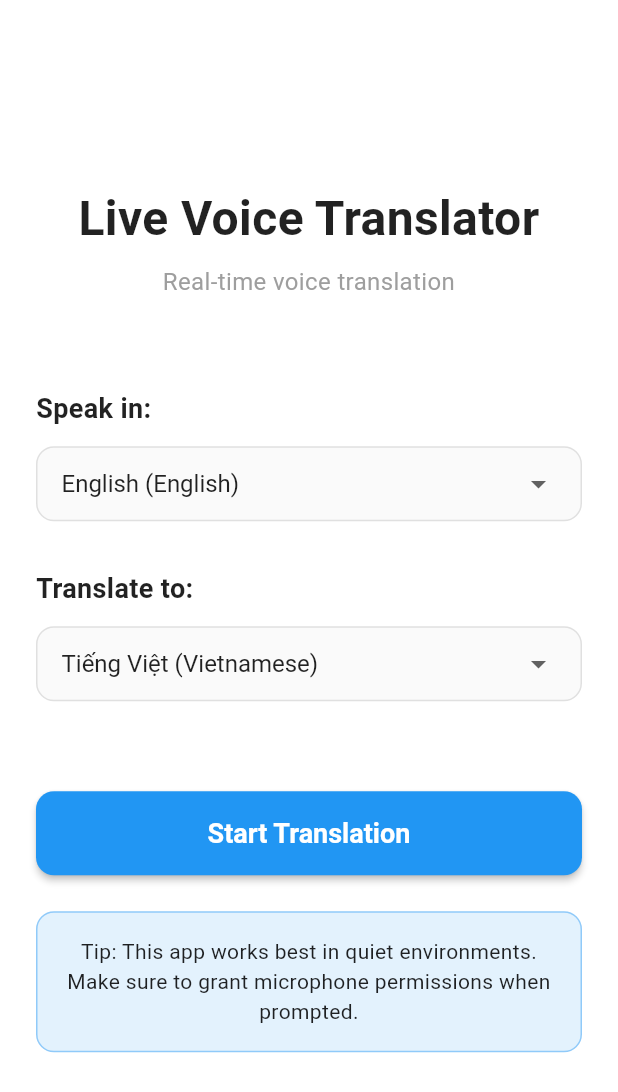
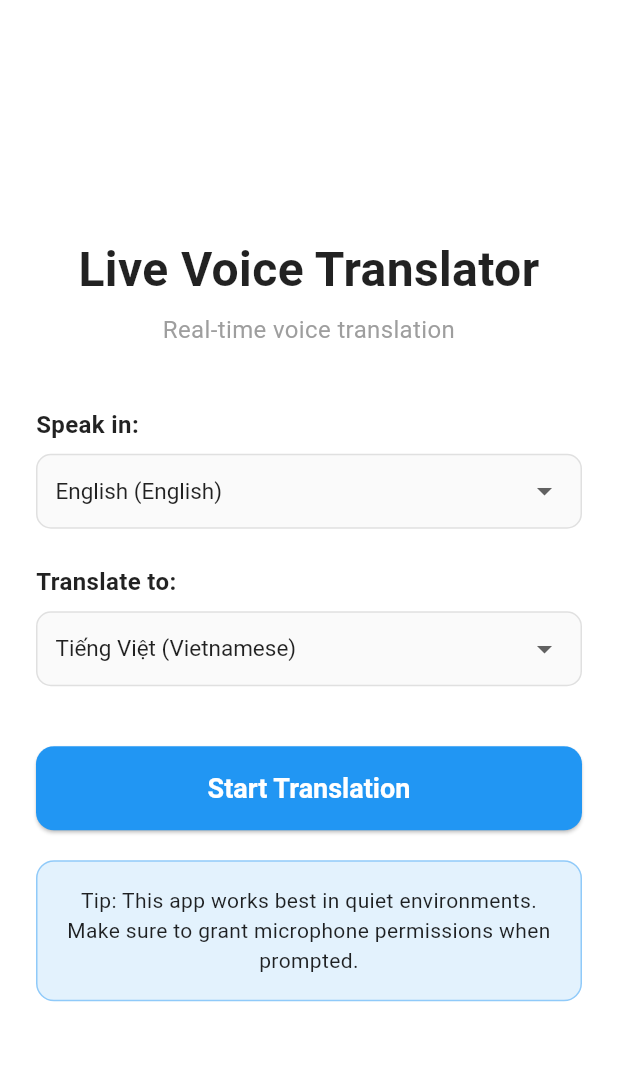
Before and after one commit to kikimonsterAF/live-voice-translator, a Flutter app: the screen it shows after launch, on a phone screen of 412 x 824 dp. Shown: the top 1092 px of the screen. Run offline on Flutter 3.47's test engine with Material 3 defaults, Android fonts, the phone set to English and light mode, and no system bars; our stand-ins replace auto_size_text; missing offline and left inert: google_speech.

Commit message:
ux: responsive first screen (two-column in landscape), no scroll required

```diff
--- a/lib/screens/language_selection_screen.dart
+++ b/lib/screens/language_selection_screen.dart
@@ -15,141 +15,178 @@ class LanguageSelectionScreen extends StatelessWidget {
         child: LayoutBuilder(
           builder: (context, constraints) {
             final isLandscape = constraints.maxWidth > constraints.maxHeight;
-            final content = Column(
-            mainAxisAlignment: MainAxisAlignment.center,
+
+            Widget title({required bool compact}) => Column(
                   children: [
-              // App Title
-              const Text(
+                    Text(
                       'Live Voice Translator',
                       style: TextStyle(
-                  fontSize: 32,
+                        fontSize: compact ? 26 : 32,
                         fontWeight: FontWeight.bold,
                         color: Colors.black87,
                       ),
                       textAlign: TextAlign.center,
                     ),
-              const SizedBox(height: 8),
-              const Text(
+                    const SizedBox(height: 6),
+                    Text(
                       'Real-time voice translation',
                       style: TextStyle(
-                  fontSize: 16,
+                        fontSize: compact ? 14 : 16,
                         color: Colors.grey,
                       ),
                       textAlign: TextAlign.center,
                     ),
-              const SizedBox(height: 60),
+                  ],
+                );
 
-              // Input Language Selection
-              Consumer<TranslationProvider>(
-                builder: (context, provider, child) {
-                  return Column(
+            Widget languagePicker({
+              required String label,
+              required Language current,
+              required ValueChanged<Language> onChanged,
+            }) => Column(
                   crossAxisAlignment: CrossAxisAlignment.start,
                   children: [
-                      const Text(
-                        'Speak in:',
-                        style: TextStyle(
-                          fontSize: 18,
+                    Text(
+                      label,
+                      style: const TextStyle(
+                        fontSize: 16,
                         fontWeight: FontWeight.w600,
                         color: Colors.black87,
                       ),
                     ),
-                      const SizedBox(height: 12),
+                    const SizedBox(height: 8),
                     Container(
                       width: double.infinity,
-                        padding: const EdgeInsets.symmetric(horizontal: 16),
+                      padding: const EdgeInsets.symmetric(horizontal: 12),
                       decoration: BoxDecoration(
                         border: Border.all(color: Colors.grey.shade300),
-                          borderRadius: BorderRadius.circular(12),
+                        borderRadius: BorderRadius.circular(10),
                         color: Colors.grey.shade50,
                       ),
                       child: DropdownButtonHideUnderline(
                         child: DropdownButton<Language>(
-                            value: provider.inputLanguage,
+                          value: current,
                           isExpanded: true,
                           style: const TextStyle(
-                              fontSize: 16,
+                            fontSize: 15,
                             color: Colors.black87,
                           ),
                           items: SupportedLanguages.languages.map((language) {
                             return DropdownMenuItem<Language>(
                               value: language,
-                                child: Text(
-                                  '${language.nativeName} (${language.name})',
-                                  style: const TextStyle(fontSize: 16),
-                                ),
+                              child: Text('${language.nativeName} (${language.name})',
+                                  softWrap: true),
                             );
                           }).toList(),
                           onChanged: (Language? newLanguage) {
-                              if (newLanguage != null) {
-                                provider.setInputLanguage(newLanguage);
-                              }
+                            if (newLanguage != null) onChanged(newLanguage);
                           },
                         ),
                       ),
                     ),
                   ],
                 );
+
+            final padding = EdgeInsets.all(isLandscape ? 16 : 24);
+
+            return Padding(
+              padding: padding,
+              child: isLandscape
+                  ? Row(
+                      crossAxisAlignment: CrossAxisAlignment.center,
+                      children: [
+                        // Left: title + pickers
+                        Expanded(
+                          flex: 3,
+                          child: Consumer<TranslationProvider>(
+                            builder: (context, provider, _) => Column(
+                              mainAxisSize: MainAxisSize.min,
+                              crossAxisAlignment: CrossAxisAlignment.stretch,
+                              children: [
+                                title(compact: true),
+                                const SizedBox(height: 16),
+                                languagePicker(
+                                  label: 'Speak in:',
+                                  current: provider.inputLanguage,
+                                  onChanged: provider.setInputLanguage,
+                                ),
+                                const SizedBox(height: 16),
+                                languagePicker(
+                                  label: 'Translate to:',
+                                  current: provider.outputLanguage,
+                                  onChanged: provider.setOutputLanguage,
+                                ),
+                              ],
+                            ),
+                          ),
+                        ),
+                        const SizedBox(width: 24),
+                        // Right: start + tip
+                        Expanded(
+                          flex: 2,
+                          child: Column(
+                            mainAxisSize: MainAxisSize.min,
+                            crossAxisAlignment: CrossAxisAlignment.stretch,
+                            children: [
+                              SizedBox(
+                                height: 52,
+                                child: ElevatedButton(
+                                  onPressed: () {
+                                    Navigator.push(
+                                      context,
+                                      MaterialPageRoute(
+                                        builder: (context) => const TranslationDisplayScreen(),
+                                      ),
+                                    );
                                   },
+                                  style: ElevatedButton.styleFrom(
+                                    backgroundColor: Colors.blue,
+                                    foregroundColor: Colors.white,
+                                    shape: RoundedRectangleBorder(
+                                      borderRadius: BorderRadius.circular(12),
                                     ),
-
-              const SizedBox(height: 32),
-
-              // Output Language Selection
-              Consumer<TranslationProvider>(
-                builder: (context, provider, child) {
-                  return Column(
-                    crossAxisAlignment: CrossAxisAlignment.start,
-                    children: [
-                      const Text(
-                        'Translate to:',
-                        style: TextStyle(
-                          fontSize: 18,
-                          fontWeight: FontWeight.w600,
-                          color: Colors.black87,
+                                  ),
+                                  child: const Text('Start Translation',
+                                      style: TextStyle(fontSize: 16, fontWeight: FontWeight.w600)),
                                 ),
                               ),
                               const SizedBox(height: 12),
                               Container(
-                        width: double.infinity,
-                        padding: const EdgeInsets.symmetric(horizontal: 16),
+                                padding: const EdgeInsets.all(12),
                                 decoration: BoxDecoration(
-                          border: Border.all(color: Colors.grey.shade300),
-                          borderRadius: BorderRadius.circular(12),
-                          color: Colors.grey.shade50,
+                                  color: Colors.blue.shade50,
+                                  borderRadius: BorderRadius.circular(10),
+                                  border: Border.all(color: Colors.blue.shade200),
                                 ),
-                        child: DropdownButtonHideUnderline(
-                          child: DropdownButton<Language>(
-                            value: provider.outputLanguage,
-                            isExpanded: true,
-                            style: const TextStyle(
-                              fontSize: 16,
-                              color: Colors.black87,
-                            ),
-                            items: SupportedLanguages.languages.map((language) {
-                              return DropdownMenuItem<Language>(
-                                value: language,
-                                child: Text(
-                                  '${language.nativeName} (${language.name})',
-                                  style: const TextStyle(fontSize: 16),
-                                ),
-                              );
-                            }).toList(),
-                            onChanged: (Language? newLanguage) {
-                              if (newLanguage != null) {
-                                provider.setOutputLanguage(newLanguage);
-                              }
-                            },
-                          ),
+                                child: const Text(
+                                  'Tip: Use a quiet environment and allow mic permissions.',
+                                  style: TextStyle(fontSize: 12, color: Colors.black87),
+                                  textAlign: TextAlign.center,
                                 ),
                               ),
                             ],
-                  );
-                },
                           ),
-
-              const SizedBox(height: 60),
-
-              // Start Button
+                        ),
+                      ],
+                    )
+                  : Consumer<TranslationProvider>(
+                      builder: (context, provider, _) => Column(
+                        mainAxisAlignment: MainAxisAlignment.center,
+                        children: [
+                          title(compact: false),
+                          const SizedBox(height: 40),
+                          languagePicker(
+                            label: 'Speak in:',
+                            current: provider.inputLanguage,
+                            onChanged: provider.setInputLanguage,
+                          ),
+                          const SizedBox(height: 24),
+                          languagePicker(
+                            label: 'Translate to:',
+                            current: provider.outputLanguage,
+                            onChanged: provider.setOutputLanguage,
+                          ),
+                          const SizedBox(height: 40),
                           SizedBox(
                             width: double.infinity,
                             height: 56,
@@ -168,21 +205,14 @@ class LanguageSelectionScreen extends StatelessWidget {
                                 shape: RoundedRectangleBorder(
                                   borderRadius: BorderRadius.circular(12),
                                 ),
-                    elevation: 2,
                               ),
                               child: const Text(
                                 'Start Translation',
-                    style: TextStyle(
-                      fontSize: 18,
-                      fontWeight: FontWeight.w600,
+                                style: TextStyle(fontSize: 18, fontWeight: FontWeight.w600),
                               ),
                             ),
                           ),
-              ),
-
-              const SizedBox(height: 24),
-
-              // Instructions
+                          const SizedBox(height: 20),
                           Container(
                             padding: const EdgeInsets.all(16),
                             decoration: BoxDecoration(
@@ -192,20 +222,13 @@ class LanguageSelectionScreen extends StatelessWidget {
                             ),
                             child: const Text(
                               'Tip: This app works best in quiet environments. Make sure to grant microphone permissions when prompted.',
-                  style: TextStyle(
-                    fontSize: 14,
-                    color: Colors.black87,
-                  ),
+                              style: TextStyle(fontSize: 14, color: Colors.black87),
                               textAlign: TextAlign.center,
                             ),
                           ),
                         ],
-            );
-            return Padding(
-              padding: const EdgeInsets.all(24.0),
-              child: isLandscape
-                  ? SingleChildScrollView(child: content)
-                  : content,
+                      ),
+                    ),
             );
           },
         ),
```
Lines whose indentation alone changed are shown as unchanged.
